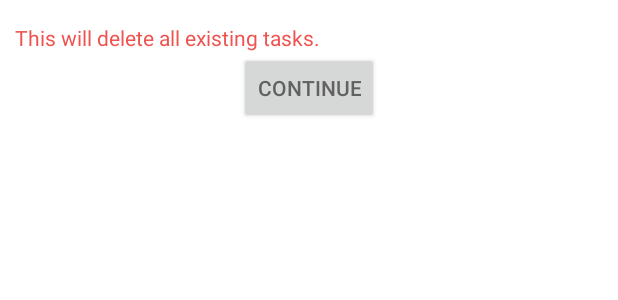
After one commit to adibellathur/KillDDL, an Android app: the layout popup.xml on its own in the app's theme, with its tools: preview values and no code run, on a phone screen of 412 x 824 dp. The commit adds this screen. Shown: the top 300 px of the screen. Run offline under Robolectric (Android 15) with nearby library versions, the phone set to English and light mode, and no system bars.

Commit message:
added remove all tasks

```diff
--- a/app/src/main/java/com/team27/killddl/data/DBHelper.java
+++ b/app/src/main/java/com/team27/killddl/data/DBHelper.java
@@ -71,6 +71,12 @@ public class DBHelper extends SQLiteOpenHelper {
     public void deleteTask(String task){
         SQLiteDatabase db = this.getWritableDatabase();
         db.delete(DB_TABLE,NAME + " = ?",new String[]{task});
+        db.close();
+    }
+
+    public void deleteAllTasks(){
+        SQLiteDatabase db = this.getWritableDatabase();
+        db.execSQL("delete from "+ DB_TABLE);
         db.close();
     }
 
--- /dev/null
+++ b/app/src/main/res/layout/popup.xml
@@ -0,0 +1,24 @@
+<LinearLayout xmlns:android="http://schemas.android.com/apk/res/android"
+    android:id="@+id/popup_1"
+    android:layout_width="fill_parent"
+    android:layout_height="fill_parent"
+    android:background="#ffffff"
+    android:orientation="vertical"
+    android:padding="10sp" >
+
+    <TextView
+        android:id="@+id/txtView"
+        android:layout_width="wrap_content"
+        android:layout_height="wrap_content"
+        android:layout_marginTop="5sp"
+        android:textColor="@color/red"
+        android:text="This will delete all existing tasks." />
+
+    <Button
+        android:id="@+id/close_popup"
+        android:layout_width="wrap_content"
+        android:layout_height="wrap_content"
+        android:layout_gravity="center"
+        android:text="Continue"/>
+
+</LinearLayout>
```
Also changed, not shown: app/src/main/java/com/team27/killddl/SettingsFragment.java (+69 -1 lines), app/src/main/res/layout/fragment_settings.xml (+13 -0 lines).
